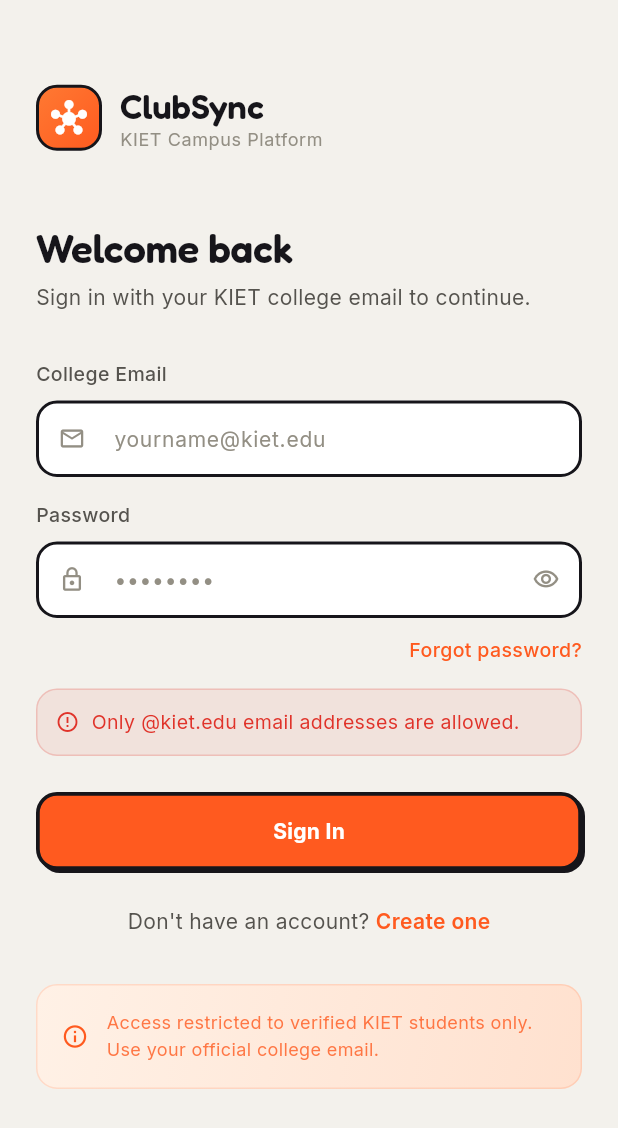
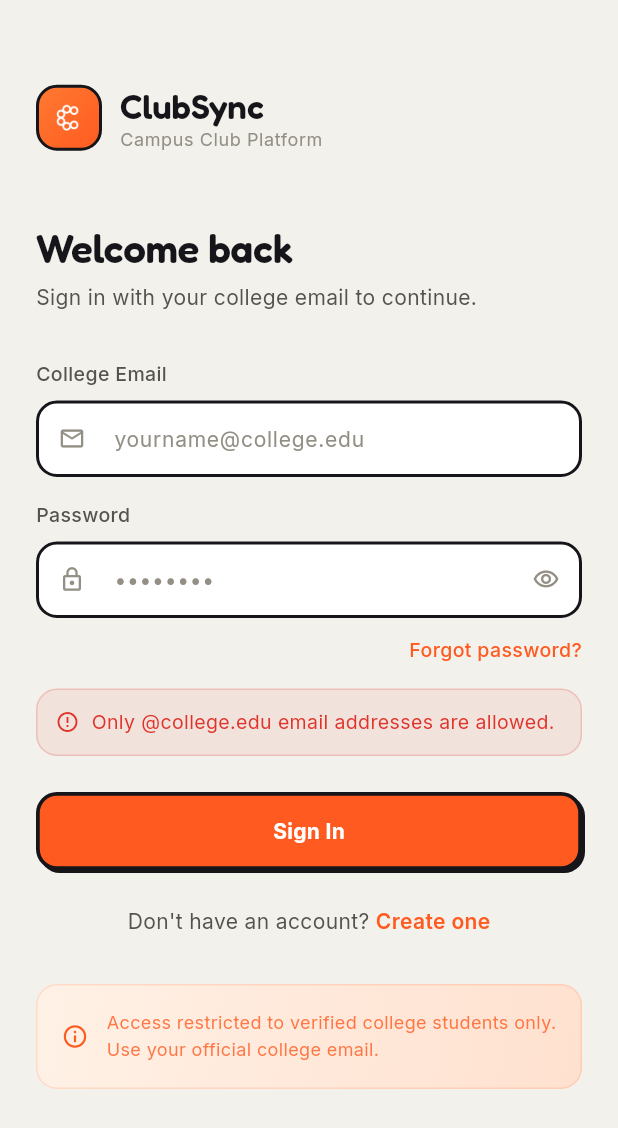
Before and after one commit to Aps4705/ClubSync, a Flutter app: the screen it shows after launch, after a tap on "Sign In", on a phone screen of 412 x 824 dp. Shown: the top 1128 px of the screen. Run offline on Flutter 3.47's test engine with Material 3 defaults, Android fonts, the phone set to English and light mode, and no system bars; our stand-ins replace cached_network_image, cloud_firestore, firebase_auth, firebase_core, firebase_messaging, firebase_storage and 8 more; accounts and stored records are empty.

Commit message:
logo change

```diff
--- a/lib/core/router.dart
+++ b/lib/core/router.dart
@@ -25,6 +25,66 @@ import '../presentation/profile/screens/registered_events_screen.dart';
 import '../presentation/admin/screens/admin_dashboard_screen.dart';
 import '../presentation/admin/screens/super_admin_screen.dart';
 import '../shell_screen.dart';
+
+/// Quick cross-fade + gentle scale — used for the bottom-nav tabs (/home,
+/// /clubs, /events, /team-up, /profile). Lateral switches, not "pushes",
+/// so no slide — the scale-in is what sells it as a transition rather than
+/// a flat cut.
+CustomTransitionPage _fadePage(Widget child, GoRouterState state) {
+  return CustomTransitionPage(
+    key: state.pageKey,
+    child: child,
+    transitionDuration: const Duration(milliseconds: 260),
+    reverseTransitionDuration: const Duration(milliseconds: 220),
+    transitionsBuilder: (context, animation, secondaryAnimation, child) {
+      final curved = CurvedAnimation(parent: animation, curve: Curves.easeOutCubic, reverseCurve: Curves.easeInCubic);
+      final scale = Tween<double>(begin: 0.97, end: 1.0).animate(curved);
+      return FadeTransition(
+        opacity: curved,
+        child: ScaleTransition(scale: scale, child: child),
+      );
+    },
+  );
+}
+
+/// Shared-axis push transition — used for anything you "push into" (detail
+/// screens, forms, auth flow, admin). The incoming page slides in from the
+/// right while fading up; the page being covered slides slightly left and
+/// dims — both sides move, which is what actually reads as a "transition"
+/// instead of a fade-in-place.
+CustomTransitionPage _slidePage(Widget child, GoRouterState state) {
+  return CustomTransitionPage(
+    key: state.pageKey,
+    child: child,
+    transitionDuration: const Duration(milliseconds: 380),
+    reverseTransitionDuration: const Duration(milliseconds: 300),
+    transitionsBuilder: (context, animation, secondaryAnimation, child) {
+      final incoming = CurvedAnimation(parent: animation, curve: Curves.easeOutCubic, reverseCurve: Curves.easeInCubic);
+      final outgoing = CurvedAnimation(parent: secondaryAnimation, curve: Curves.easeOutCubic, reverseCurve: Curves.easeInCubic);
+
+      final slideIn = Tween<Offset>(begin: const Offset(0.18, 0), end: Offset.zero).animate(incoming);
+      final fadeIn = Tween<double>(begin: 0, end: 1).animate(incoming);
+      final scaleIn = Tween<double>(begin: 0.96, end: 1.0).animate(incoming);
+
+      final slideOut = Tween<Offset>(begin: Offset.zero, end: const Offset(-0.06, 0)).animate(outgoing);
+      final fadeOut = Tween<double>(begin: 1, end: 0.35).animate(outgoing);
+
+      return SlideTransition(
+        position: slideOut,
+        child: FadeTransition(
+          opacity: fadeOut,
+          child: SlideTransition(
+            position: slideIn,
+            child: FadeTransition(
+              opacity: fadeIn,
+              child: ScaleTransition(scale: scaleIn, child: child),
+            ),
+          ),
+        ),
+      );
+    },
+  );
+}
 
 final routerProvider = Provider<GoRouter>((ref) {
   final authState = ref.watch(authStateProvider);
@@ -58,57 +118,66 @@ final routerProvider = Provider<GoRouter>((ref) {
     },
     routes: [
       // Auth routes
-      GoRoute(path: '/auth/login', builder: (_, __) => const LoginScreen()),
-      GoRoute(path: '/auth/register', builder: (_, __) => const RegisterScreen()),
-      GoRoute(path: '/auth/forgot-password', builder: (_, __) => const ForgotPasswordScreen()),
-      GoRoute(path: '/auth/verify-email', builder: (_, __) => const VerifyEmailScreen()),
+      GoRoute(path: '/auth/login', pageBuilder: (_, state) => _slidePage(const LoginScreen(), state)),
+      GoRoute(path: '/auth/register', pageBuilder: (_, state) => _slidePage(const RegisterScreen(), state)),
+      GoRoute(path: '/auth/forgot-password', pageBuilder: (_, state) => _slidePage(const ForgotPasswordScreen(), state)),
+      GoRoute(path: '/auth/verify-email', pageBuilder: (_, state) => _slidePage(const VerifyEmailScreen(), state)),
 
       // Onboarding
-      GoRoute(path: '/onboarding', builder: (_, __) => const OnboardingScreen()),
+      GoRoute(path: '/onboarding', pageBuilder: (_, state) => _slidePage(const OnboardingScreen(), state)),
 
       // Main shell with bottom nav
       ShellRoute(
         builder: (context, state, child) => ShellScreen(child: child),
         routes: [
-          GoRoute(path: '/home', builder: (_, __) => const HomeScreen()),
-          GoRoute(path: '/clubs', builder: (_, __) => const ClubsScreen()),
-          GoRoute(path: '/events', builder: (_, __) => const EventsScreen()),
-          GoRoute(path: '/team-up', builder: (_, __) => const TeamUpScreen()),
-          GoRoute(path: '/profile', builder: (_, __) => const ProfileScreen()),
+          GoRoute(path: '/home', pageBuilder: (_, state) => _fadePage(const HomeScreen(), state)),
+          GoRoute(path: '/clubs', pageBuilder: (_, state) => _fadePage(const ClubsScreen(), state)),
+          GoRoute(path: '/events', pageBuilder: (_, state) => _fadePage(const EventsScreen(), state)),
+          GoRoute(path: '/team-up', pageBuilder: (_, state) => _fadePage(const TeamUpScreen(), state)),
+          GoRoute(path: '/profile', pageBuilder: (_, state) => _fadePage(const ProfileScreen(), state)),
         ],
       ),
 
       // Club detail
       GoRoute(
         path: '/clubs/:id',
-        builder: (_, state) => ClubDetailScreen(clubId: state.pathParameters['id']!),
+        pageBuilder: (_, state) => _slidePage(
+          ClubDetailScreen(clubId: state.pathParameters['id']!),
+          state,
+        ),
       ),
 
       // Event detail
       GoRoute(
         path: '/events/:id',
-        builder: (_, state) => EventDetailScreen(eventId: state.pathParameters['id']!),
+        pageBuilder: (_, state) => _slidePage(
+          EventDetailScreen(eventId: state.pathParameters['id']!),
+          state,
+        ),
       ),
 
       // Team Up create
-      GoRoute(path: '/team-up/create', builder: (_, __) => const CreatePostScreen()),
+      GoRoute(path: '/team-up/create', pageBuilder: (_, state) => _slidePage(const CreatePostScreen(), state)),
 
       // Team Up edit
       GoRoute(
         path: '/team-up/edit',
-        builder: (_, state) => CreatePostScreen(editPost: state.extra as TeamUpPost?),
+        pageBuilder: (_, state) => _slidePage(
+          CreatePostScreen(editPost: state.extra as TeamUpPost?),
+          state,
+        ),
       ),
 
       // Admin
-      GoRoute(path: '/admin', builder: (_, __) => const AdminDashboardScreen()),
-      GoRoute(path: '/super-admin', builder: (_, __) => const SuperAdminScreen()),
+      GoRoute(path: '/admin', pageBuilder: (_, state) => _slidePage(const AdminDashboardScreen(), state)),
+      GoRoute(path: '/super-admin', pageBuilder: (_, state) => _slidePage(const SuperAdminScreen(), state)),
 
       // Profile sub-screens
-      GoRoute(path: '/profile/edit', builder: (_, __) => const EditProfileScreen()),
-      GoRoute(path: '/help-support', builder: (_, __) => const HelpSupportScreen()),
-      GoRoute(path: '/profile/followed-clubs', builder: (_, __) => const FollowedClubsScreen()),
-      GoRoute(path: '/profile/registered-events', builder: (_, __) => const RegisteredEventsScreen()),
-      GoRoute(path: '/profile/notifications', builder: (_, __) => const NotificationSettingsScreenWrapper()),
+      GoRoute(path: '/profile/edit', pageBuilder: (_, state) => _slidePage(const EditProfileScreen(), state)),
+      GoRoute(path: '/help-support', pageBuilder: (_, state) => _slidePage(const HelpSupportScreen(), state)),
+      GoRoute(path: '/profile/followed-clubs', pageBuilder: (_, state) => _slidePage(const FollowedClubsScreen(), state)),
+      GoRoute(path: '/profile/registered-events', pageBuilder: (_, state) => _slidePage(const RegisteredEventsScreen(), state)),
+      GoRoute(path: '/profile/notifications', pageBuilder: (_, state) => _slidePage(const NotificationSettingsScreenWrapper(), state)),
     ],
     errorBuilder: (_, state) => Scaffold(
       body: Center(child: Text('Route not found: ${state.error}')),
--- a/lib/presentation/admin/screens/admin_dashboard_screen.dart
+++ b/lib/presentation/admin/screens/admin_dashboard_screen.dart
@@ -462,7 +462,7 @@ Future<void> _submit() async {
       decoration: BoxDecoration(
               border: Border.all(color: AppColors.ink, width: 2),
         color: Colors.white,
-        borderRadius: BorderRadius.vertical(top: Radius.circular(24)),
+        borderRadius: const BorderRadius.vertical(top: Radius.circular(24)),
       ),
       padding: EdgeInsets.fromLTRB(20, 20, 20, MediaQuery.of(context).viewInsets.bottom + 24),
       child: SingleChildScrollView(
@@ -916,7 +916,7 @@ class _Sheet extends StatelessWidget {
       decoration: BoxDecoration(
               border: Border.all(color: AppColors.ink, width: 2),
         color: Colors.white,
-        borderRadius: BorderRadius.vertical(top: Radius.circular(24)),
+        borderRadius: const BorderRadius.vertical(top: Radius.circular(24)),
       ),
       padding: EdgeInsets.fromLTRB(20, 20, 20, MediaQuery.of(context).viewInsets.bottom + 24),
       child: SingleChildScrollView(
--- a/lib/presentation/auth/screens/login_screen.dart
+++ b/lib/presentation/auth/screens/login_screen.dart
@@ -48,7 +48,7 @@ await ref.read(authServiceProvider).signIn(
 
   String _friendlyError(String raw) {
     if (raw.contains('invalid-email') || raw.contains('kiet.edu')) {
-      return 'Only @kiet.edu email addresses are allowed.';
+      return 'Only @college.edu email addresses are allowed.';
     }
     if (raw.contains('wrong-password') || raw.contains('invalid-credential')) {
       return 'Incorrect email or password.';
@@ -83,7 +83,7 @@ await ref.read(authServiceProvider).signIn(
                       gradient: AppColors.primaryGradient,
                       borderRadius: BorderRadius.circular(AppRadius.md),
                     ),
-                    child: const Icon(Icons.hub_rounded, color: Colors.white, size: 24),
+                    child: Image.asset('assets/images/logo.png', width: 24, height: 24),
                   ),
                   const SizedBox(width: 12),
                   Column(
@@ -91,7 +91,7 @@ await ref.read(authServiceProvider).signIn(
                     children: [
                       Text('ClubSync',
                           style: Theme.of(context).textTheme.headlineLarge),
-                      Text('KIET Campus Platform',
+                      Text('Campus Club Platform',
                           style: Theme.of(context).textTheme.bodySmall),
                     ],
                   ),
@@ -103,7 +103,7 @@ await ref.read(authServiceProvider).signIn(
               Text('Welcome back', style: Theme.of(context).textTheme.displayMedium),
               const SizedBox(height: 8),
               Text(
-                'Sign in with your KIET college email to continue.',
+                'Sign in with your college email to continue.',
                 style: Theme.of(context).textTheme.bodyMedium,
               ),
 
@@ -117,7 +117,7 @@ await ref.read(authServiceProvider).signIn(
                 keyboardType: TextInputType.emailAddress,
                 textInputAction: TextInputAction.next,
                 decoration: const InputDecoration(
-                  hintText: 'yourname@kiet.edu',
+                  hintText: 'yourname@college.edu',
                   prefixIcon: Icon(Icons.email_outlined, size: 18,
                       color: AppColors.textMuted),
                 ),
@@ -239,7 +239,7 @@ await ref.read(authServiceProvider).signIn(
                     const SizedBox(width: 12),
                     Expanded(
                       child: Text(
-                        'Access restricted to verified KIET students only. Use your official college email.',
+                        'Access restricted to verified college students only. Use your official college email.',
                         style: TextStyle(
                           color: AppColors.accent.withValues(alpha: 0.8),
                           fontSize: 12,
--- a/lib/presentation/events/screens/events_screen.dart
+++ b/lib/presentation/events/screens/events_screen.dart
@@ -237,7 +237,7 @@ class EventListCard extends StatelessWidget {
               decoration: BoxDecoration(
               border: Border.all(color: AppColors.ink, width: 2),
                 gradient: AppColors.primaryGradient,
-                borderRadius: BorderRadius.only(
+                borderRadius: const BorderRadius.only(
                   topLeft: Radius.circular(16),
                   bottomLeft: Radius.circular(16),
                 ),
--- a/lib/presentation/home/widgets/announcement_card.dart
+++ b/lib/presentation/home/widgets/announcement_card.dart
@@ -198,12 +198,12 @@ class HackathonCard extends StatelessWidget {
               height: 90,
               decoration: BoxDecoration(
               border: Border.all(color: AppColors.ink, width: 2),
-                gradient: LinearGradient(
+                gradient: const LinearGradient(
                   colors: [Color(0xFF667EEA), Color(0xFF764BA2)],
                   begin: Alignment.topLeft,
                   end: Alignment.bottomRight,
                 ),
-                borderRadius: BorderRadius.vertical(top: Radius.circular(AppRadius.lg)),
+                borderRadius: const BorderRadius.vertical(top: Radius.circular(AppRadius.lg)),
               ),
               child: Stack(
                 children: [
--- a/lib/presentation/profile/screens/profile_screen.dart
+++ b/lib/presentation/profile/screens/profile_screen.dart
@@ -78,7 +78,7 @@ class _ProfileViewState extends ConsumerState<_ProfileView> {
               decoration: BoxDecoration(
               border: Border.all(color: AppColors.ink, width: 2),
                     gradient: AppColors.heroGradient,
-                    borderRadius: BorderRadius.only(
+                    borderRadius: const BorderRadius.only(
                       bottomLeft: Radius.circular(28),
                       bottomRight: Radius.circular(28),
                     ),
```
Also changed, not shown: lib/core/widgets/widgets.dart (+55 -0 lines), lib/presentation/clubs/screens/clubs_screen.dart (+7 -7 lines), lib/presentation/team_up/screens/create_post_screen.dart (+5 -7 lines), assets/icon/app_icon.png, assets/icon/app_icon_foreground.png, assets/images/logo.png, 1 other file.
